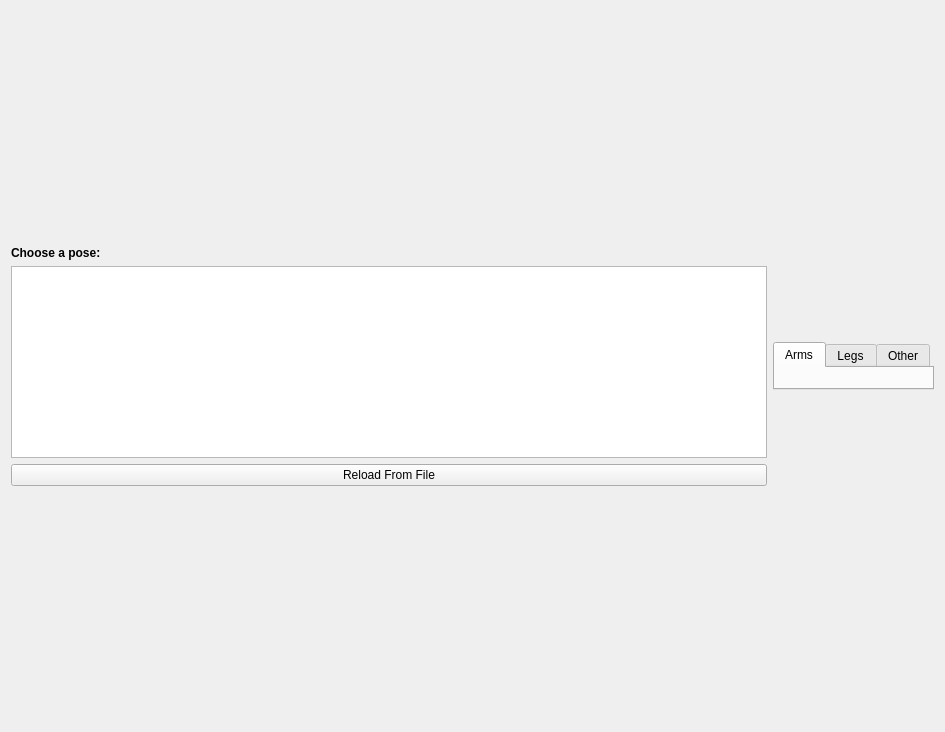
Before: the Qt Designer form thor_mang_calibration/resource/ui/pose_page.ui in thor-mang/thor_mang_ui, drawn with Qt 5.
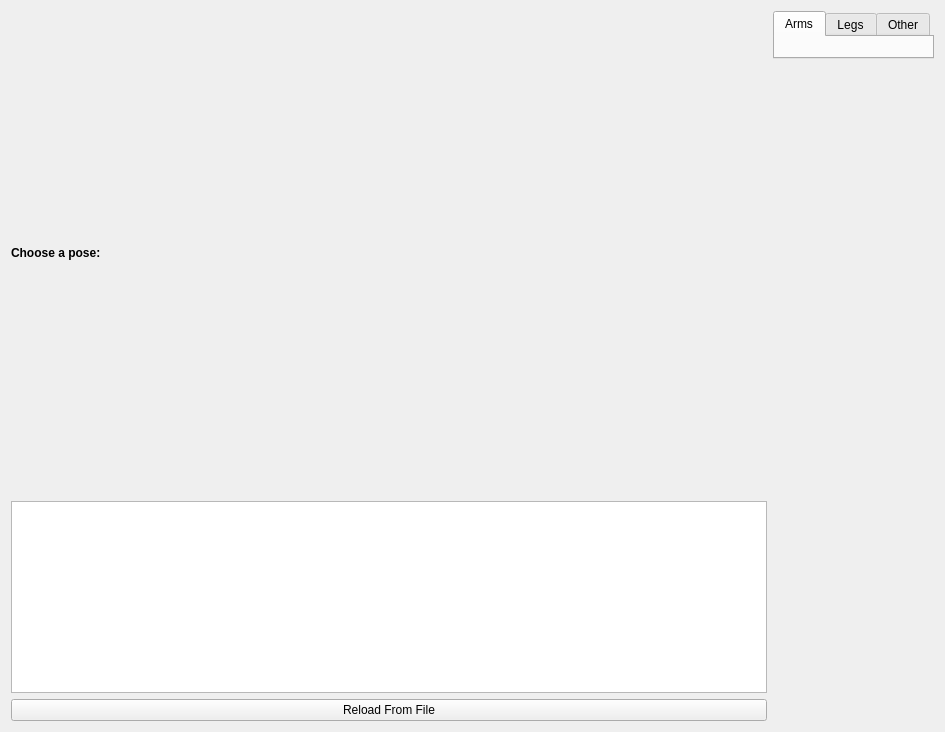
After: the same form once the commit is applied.

```diff
--- a/thor_mang_calibration/resource/ui/pose_page.ui
+++ b/thor_mang_calibration/resource/ui/pose_page.ui
@@ -62,7 +62,7 @@
        </item>
       </layout>
      </item>
-     <item row="0" column="3">
+     <item row="0" column="3" alignment="Qt::AlignTop">
       <widget class="QTabWidget" name="customTab">
        <property name="sizePolicy">
         <sizepolicy hsizetype="Maximum" vsizetype="Maximum">
```
